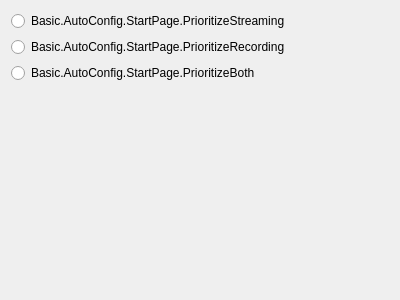
Old version of the form UI/forms/AutoConfigStartPage.ui in the repository ty2570/obs-studio.
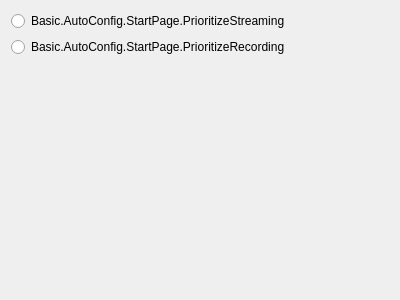
New version of the form.

Commit message: Add more auto-config madness

```diff
--- a/UI/forms/AutoConfigStartPage.ui
+++ b/UI/forms/AutoConfigStartPage.ui
@@ -28,13 +28,6 @@
      </property>
     </widget>
    </item>
-   <item>
-    <widget class="QRadioButton" name="prioritizeBoth">
-     <property name="text">
-      <string>Basic.AutoConfig.StartPage.PrioritizeBoth</string>
-     </property>
-    </widget>
-   </item>
    <item>
     <spacer name="verticalSpacer">
      <property name="orientation">
```
The commit also changes 11 other files.
